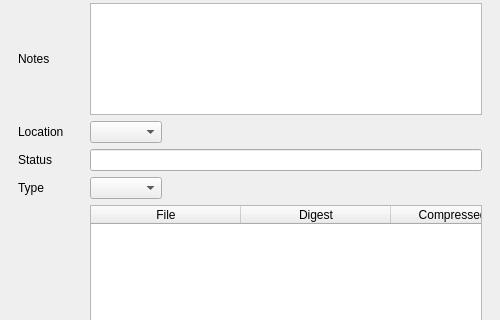
Old version of the form UI/biblioteq_greyliteratureinfo.ui in the repository textbrowser/biblioteq; both pictures show x 0 to 500 and y 421 to 741 of the 500 by 950 pixel window.
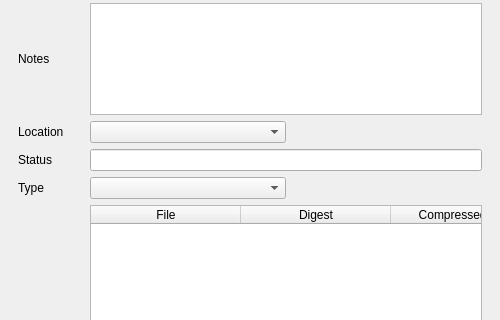
New version of the form. Icons and pictures are not drawn. Custom widgets are drawn as their Qt base class.

```diff
--- a/UI/biblioteq_greyliteratureinfo.ui
+++ b/UI/biblioteq_greyliteratureinfo.ui
@@ -31,9 +31,9 @@
        <property name="geometry">
         <rect>
          <x>0</x>
-         <y>0</y>
-         <width>476</width>
-         <height>882</height>
+         <y>-33</y>
+         <width>462</width>
+         <height>929</height>
         </rect>
        </property>
        <layout class="QGridLayout" name="gridLayout">
@@ -140,6 +140,12 @@
          <layout class="QHBoxLayout" name="_5">
           <item>
            <widget class="QComboBox" name="type">
+            <property name="sizePolicy">
+             <sizepolicy hsizetype="Expanding" vsizetype="Fixed">
+              <horstretch>0</horstretch>
+              <verstretch>0</verstretch>
+             </sizepolicy>
+            </property>
             <property name="sizeAdjustPolicy">
              <enum>QComboBox::AdjustToContents</enum>
             </property>
@@ -195,6 +201,12 @@
          <layout class="QHBoxLayout" name="_6">
           <item>
            <widget class="QComboBox" name="location">
+            <property name="sizePolicy">
+             <sizepolicy hsizetype="Expanding" vsizetype="Fixed">
+              <horstretch>0</horstretch>
+              <verstretch>0</verstretch>
+             </sizepolicy>
+            </property>
             <property name="sizeAdjustPolicy">
              <enum>QComboBox::AdjustToContents</enum>
             </property>
```
